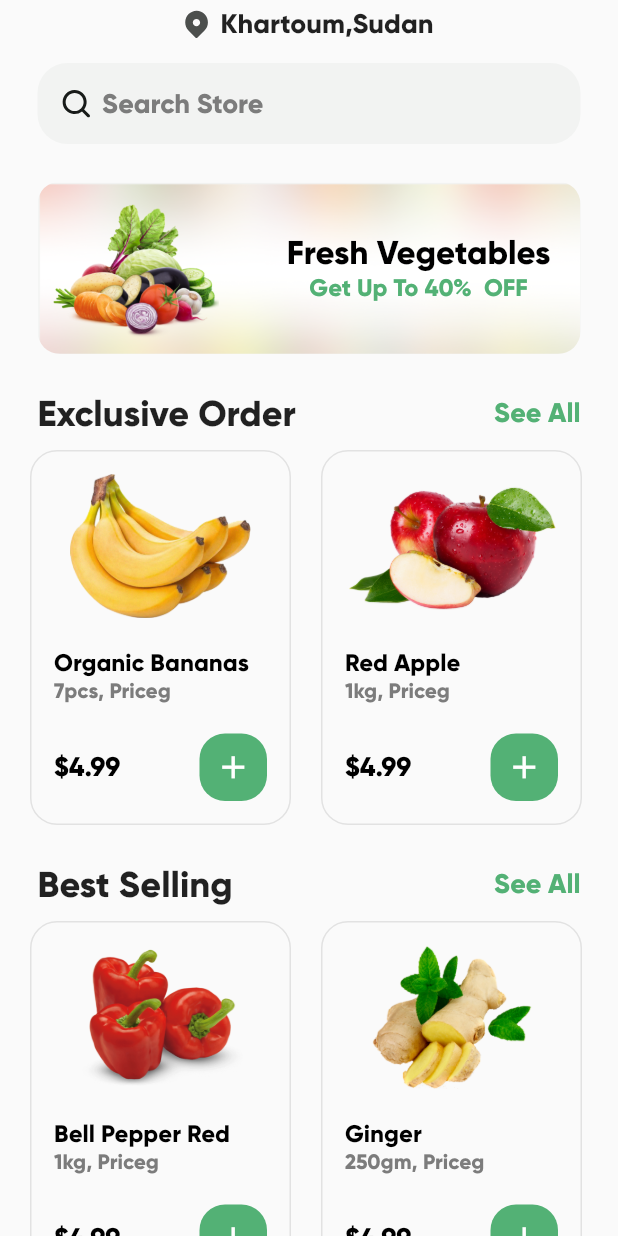
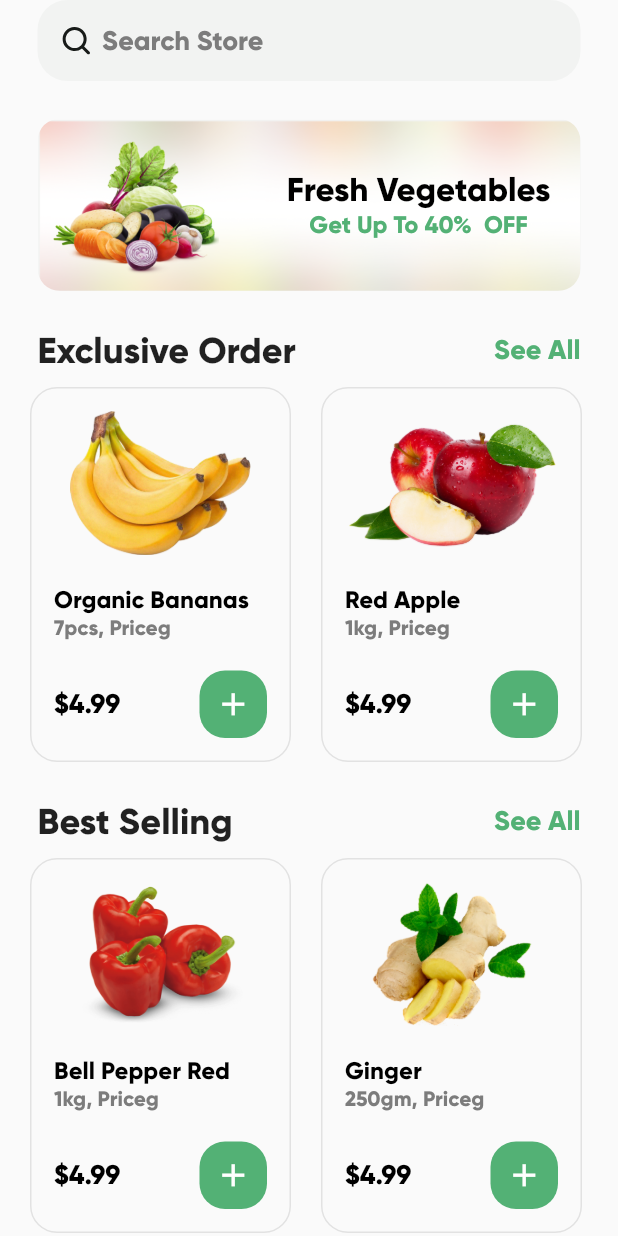
Before and after one commit to asxxb/marketmate, a Flutter app: the HomeScreen screen opened directly, on a phone screen of 412 x 824 dp. Run offline on Flutter 3.47's test engine with Material 2 defaults, Android fonts, the phone set to English and light mode, and no system bars; our stand-ins replace flutter_svg.

Commit message:
new change
homescreen location removed from homescreen.dart

```diff
--- a/lib/screens/home/home_screen.dart
+++ b/lib/screens/home/home_screen.dart
@@ -23,13 +23,13 @@ class HomeScreen extends StatelessWidget {
                   //   height: 15,
                   // ),
                   // SvgPicture.asset("assets/icons/app_icon_color.svg"),
-                  SizedBox(
-                    height: 5,
-                  ),
-                  padded(locationWidget()),
-                  SizedBox(
-                    height: 15,
-                  ),
+                  // SizedBox(
+                  //   height: 5,
+                  // ),
+                  // padded(locationWidget()),
+                  // SizedBox(
+                  //   height: 15,
+                  // ),
                   padded(SearchBarWidget()),
                   SizedBox(
                     height: 25,
@@ -159,22 +159,22 @@ class HomeScreen extends StatelessWidget {
     );
   }
 
-  Widget locationWidget() {
-    String locationIconPath = "assets/icons/location_icon.svg";
-    return Row(
-      mainAxisAlignment: MainAxisAlignment.center,
-      children: [
-        SvgPicture.asset(
-          locationIconPath,
-        ),
-        SizedBox(
-          width: 8,
-        ),
-        Text(
-          "Khartoum,Sudan",
-          style: TextStyle(fontSize: 18, fontWeight: FontWeight.bold),
-        )
-      ],
-    );
-  }
+//   Widget locationWidget() {
+//     String locationIconPath = "assets/icons/location_icon.svg";
+//     return Row(
+//       mainAxisAlignment: MainAxisAlignment.center,
+//       children: [
+//         SvgPicture.asset(
+//           locationIconPath,
+//         ),
+//         SizedBox(
+//           width: 8,
+//         ),
+//         Text(
+//           "Khartoum,Sudan",
+//           style: TextStyle(fontSize: 18, fontWeight: FontWeight.bold),
+//         )
+//       ],
+//     );
+//   }
 }
```
